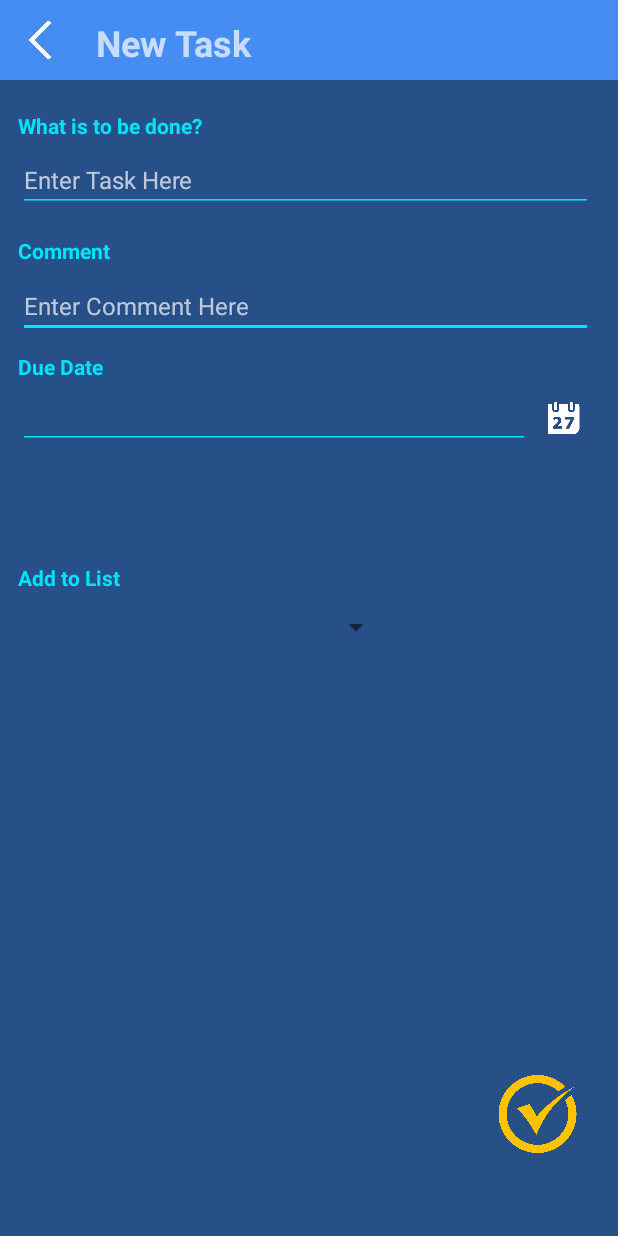
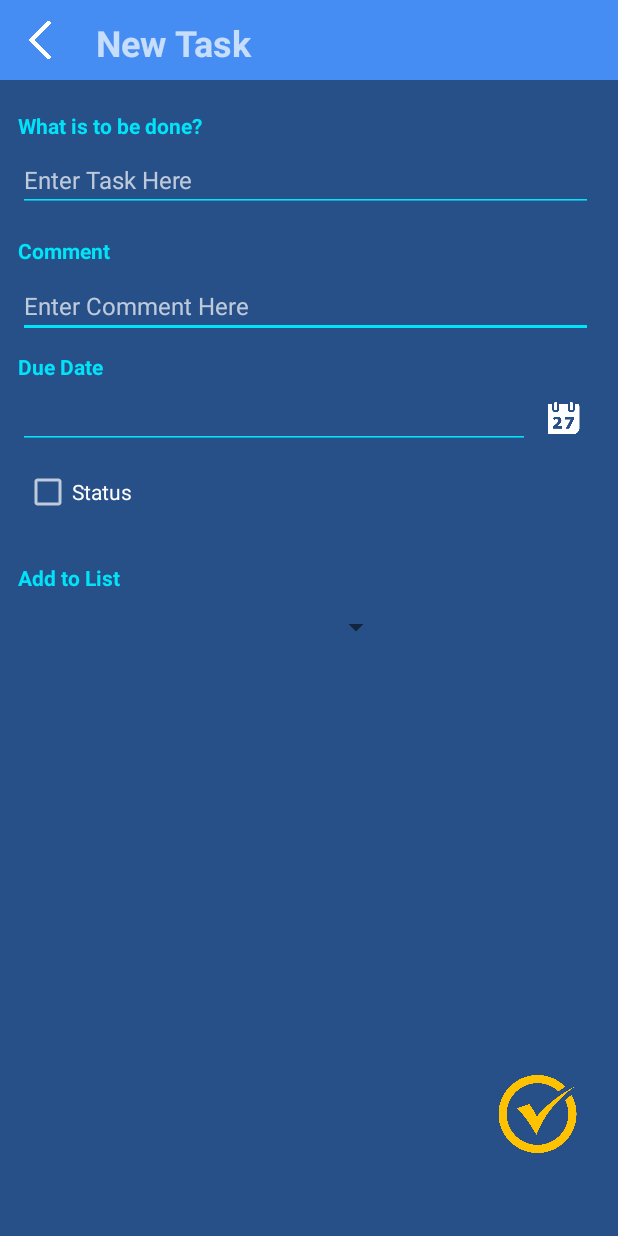
Before and after one commit to murtazakhalid77/Todolist-app, an Android app: the NewTask screen opened directly, with no data from a screen before it, on a phone screen of 412 x 824 dp. Run offline under Robolectric (Android 15) with nearby library versions, the phone set to English and light mode, and no system bars; 1 statement that could not run was skipped.

Commit message:
post work of tasks and check box

```diff
--- a/app/src/main/java/com/example/projecmad/NewTask.java
+++ b/app/src/main/java/com/example/projecmad/NewTask.java
@@ -4,30 +4,47 @@ import androidx.appcompat.app.AppCompatActivity;
 
 import android.app.DatePickerDialog;
 import android.app.TimePickerDialog;
+import android.content.Context;
 import android.content.Intent;
 import android.os.Bundle;
 import android.view.View;
+import android.widget.CheckBox;
+import android.widget.EditText;
 import android.widget.ImageView;
 import android.widget.Spinner;
 import android.widget.TextView;
+import android.widget.Toast;
 
+import com.example.projecmad.Model.Task;
 import com.example.projecmad.Service.ListService;
+import com.example.projecmad.Service.TaskService;
 import com.example.projecmad.Utils.DatePicker;
 import com.example.projecmad.Utils.MyArrayAdapter;
 import com.example.projecmad.Utils.TimePicker;
 
 import java.text.DateFormat;
+import java.time.LocalDate;
 import java.util.Calendar;
 
 public class NewTask extends AppCompatActivity implements DatePickerDialog.OnDateSetListener{
 
     ImageView backbuttonImageView;
+    ImageView saveButton;
+    EditText taskNameTextBox;
+    EditText commentTextBox;
     TextView tvDate;
     TextView tvTime;
     ImageView btPickDate;
     ImageView btPickTime;
     Spinner spinner;
+    CheckBox checkBox;
 
+
+    public static String taskName;
+    public static String comment;
+    public static String dueDate;
+    public static String time;
+    public  static String listNameToBeAssigned;
 
     private void openMainPage() {
         Intent intent = new Intent(this,MainActivity.class);
@@ -37,12 +54,19 @@ public class NewTask extends AppCompatActivity implements DatePickerDialog.OnDat
     protected void onCreate(Bundle savedInstanceState) {
         super.onCreate(savedInstanceState);
         setContentView(R.layout.activity_new_task);
+
+        taskNameTextBox = (EditText) findViewById(R.id.taskNameTv);
+        commentTextBox =(EditText) findViewById(R.id.taskCommentTv);
+
         backbuttonImageView =(ImageView) findViewById(R.id.imageView2);
         tvDate = (TextView) findViewById(R.id.dateTv);
         tvTime =(TextView) findViewById(R.id.timetv);    // getting all the elements
         btPickDate = (ImageView) findViewById(R.id.calenderBtn);
         btPickTime = (ImageView) findViewById(R.id.timeBtn);
         spinner = (Spinner) findViewById(R.id.dropdown_menu_list);
+        checkBox =(CheckBox) findViewById(R.id.checkBox);
+
+        saveButton = (ImageView) findViewById(R.id.SaveAll);
 
         tvTime.setVisibility(View.GONE);      //time text view and images not visible
         btPickTime.setVisibility(View.GONE);
@@ -57,6 +81,38 @@ public class NewTask extends AppCompatActivity implements DatePickerDialog.OnDat
             public void onClick(View view) {
                 openMainPage();
             }
+        });
+        saveButton.setOnClickListener(new View.OnClickListener() {
+            @Override
+            public void onClick(View view) {
+                if (view.getId() == R.id.SaveAll){
+                    try{
+                        taskName=taskNameTextBox.getText().toString();
+                        comment = commentTextBox.getText().toString();
+                        dueDate =tvDate.getText().toString();
+                        time =tvTime.getText().toString();
+                        listNameToBeAssigned=spinner.getSelectedItem().toString();
+
+                        Task task = new Task(taskName,comment,checkBox.isChecked(),dueDate,time);
+                        TaskService taskService = new TaskService();
+                        if (!taskService.saveTask(task)){
+                            Toast.makeText(getApplicationContext(), "Tasked saved", Toast.LENGTH_SHORT).show();
+                        }
+                        else {
+                            Toast.makeText(getApplicationContext(), "Tasked alredy present", Toast.LENGTH_SHORT).show();
+                        }
+                    }catch (Exception e){
+                        e.printStackTrace();
+                    }
+                    taskNameTextBox.getText().clear();
+                    commentTextBox.getText().clear();
+                    tvDate.setText("");
+                    tvTime.setText("");
+                    spinner.setSelection(0);
+                  }
+
+                }
+
         });
 
         btPickTime.setOnClickListener(view -> {
--- a/app/src/main/java/com/example/projecmad/RetrofitConfigration/Api.java
+++ b/app/src/main/java/com/example/projecmad/RetrofitConfigration/Api.java
@@ -1,18 +1,25 @@
 package com.example.projecmad.RetrofitConfigration;
 
 
+import com.example.projecmad.Model.Task;
 import com.example.projecmad.Model.listsName;
 
 import java.util.List;
 
 import retrofit2.Call;
+import retrofit2.Callback;
+import retrofit2.http.Body;
 import retrofit2.http.GET;
+import retrofit2.http.POST;
 
 
 public interface Api {
 
-    String BASE_URL = "https://7c5b-202-47-53-142.ngrok-free.app/api/";
+    String BASE_URL = "https://b252-202-47-53-142.ngrok-free.app/api/";
     @GET("list/getAll")
     Call<List<listsName>> getAlllistNames();
 
+    @POST("saveTask/task")
+    Call<Task> saveTask(@Body Task task);
+
 }
--- a/app/src/main/res/layout/activity_new_task.xml
+++ b/app/src/main/res/layout/activity_new_task.xml
@@ -2,6 +2,7 @@
 <androidx.constraintlayout.widget.ConstraintLayout xmlns:android="http://schemas.android.com/apk/res/android"
     xmlns:app="http://schemas.android.com/apk/res-auto"
     xmlns:tools="http://schemas.android.com/tools"
+    android:id="@+id/status"
     android:layout_width="match_parent"
     android:layout_height="match_parent"
     android:background="#274F88"
@@ -125,9 +126,9 @@
         android:id="@+id/imageView2"
         android:layout_width="49dp"
         android:layout_height="29dp"
+        android:clickable="true"
         app:layout_constraintBottom_toBottomOf="@+id/toolbar3"
         app:layout_constraintEnd_toStartOf="@+id/textView"
-        android:clickable="true"
         app:layout_constraintHorizontal_bias="0.137"
         app:layout_constraintStart_toStartOf="parent"
         app:layout_constraintTop_toTopOf="parent"
@@ -242,7 +243,7 @@
         app:srcCompat="@drawable/clock" />
 
     <ImageView
-        android:id="@+id/imageView4"
+        android:id="@+id/SaveAll"
         android:layout_width="75dp"
         android:layout_height="52dp"
         app:layout_constraintBottom_toBottomOf="parent"
@@ -253,5 +254,17 @@
         app:layout_constraintVertical_bias="0.879"
         app:srcCompat="@drawable/yellowtick" />
 
+    <CheckBox
+        android:id="@+id/checkBox"
+        android:layout_width="wrap_content"
+        android:layout_height="wrap_content"
+        android:text="Status"
+        app:layout_constraintBottom_toTopOf="@+id/textView8"
+        app:layout_constraintEnd_toEndOf="parent"
+        app:layout_constraintHorizontal_bias="0.047"
+        app:layout_constraintStart_toStartOf="parent"
+        app:layout_constraintTop_toBottomOf="@+id/timetv"
+        app:layout_constraintVertical_bias="0.361" />
+
 
 </androidx.constraintlayout.widget.ConstraintLayout>
```
Also changed, not shown: app/src/main/java/com/example/projecmad/Model/Task.java (added, +81 -0 lines), app/src/main/java/com/example/projecmad/Service/TaskService.java (added, +38 -0 lines).
